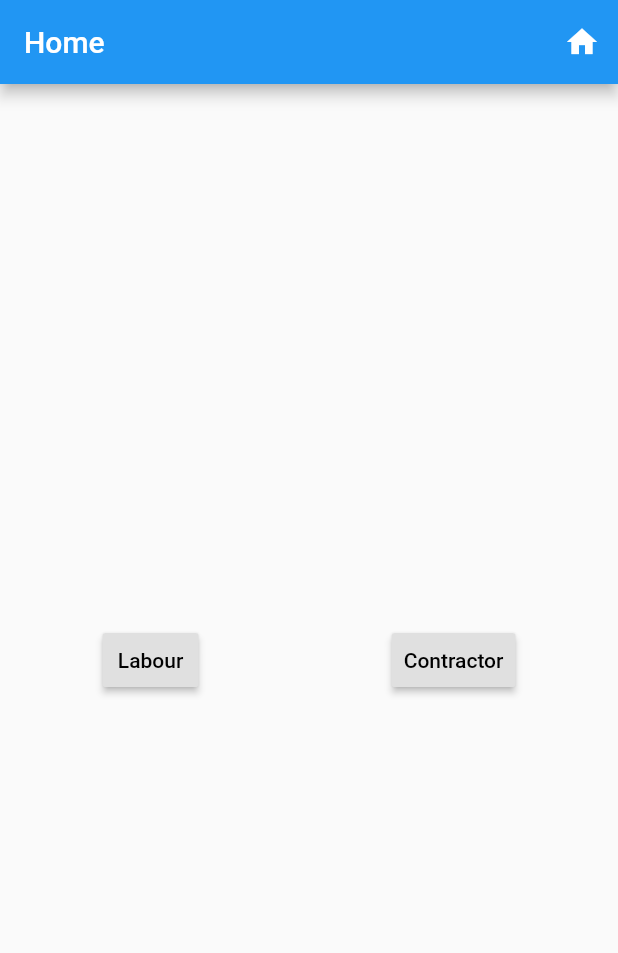
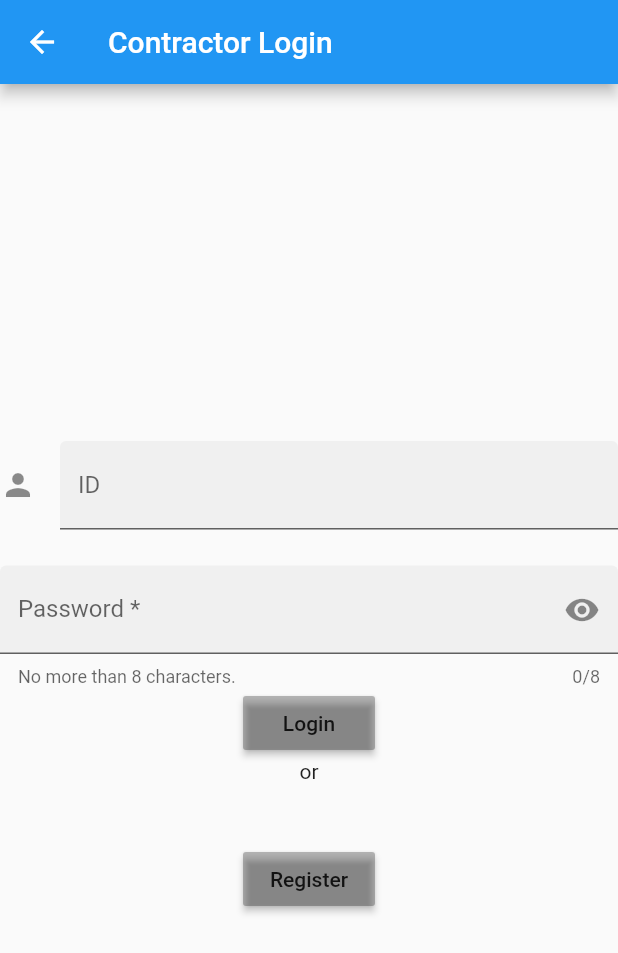
Before and after one commit to tanmay-sinha/open-innovation-rozgaar, a Flutter app: the screen it shows after launch, after a tap on "Contractor", on a phone screen of 412 x 824 dp. Shown: the top 953 px of the screen. Run offline on Flutter 3.47's test engine with Material 2 defaults, Android fonts, the phone set to English and light mode, and no system bars; network calls fail.

Commit message:
added contractor side files

```diff
--- /dev/null
+++ b/rozgaar/lib/Contractor/contractor_login.dart
@@ -0,0 +1,136 @@
+import 'package:flutter/material.dart';
+import 'package:flutter/services.dart';
+import 'contractor_reqirenments.dart';
+import 'Contractor_register.dart';
+
+class contractorLogin extends StatefulWidget {
+  @override
+  _contractorLoginState createState() => _contractorLoginState();
+}
+
+class _contractorLoginState extends State<contractorLogin> {
+  final GlobalKey<FormFieldState<String>> _passwordFieldKey =
+      new GlobalKey<FormFieldState<String>>();
+  String _id;
+  String _password;
+
+  @override
+  Widget build(BuildContext context) {
+    return Scaffold(
+      appBar: new AppBar(
+        title: Text("Contractor Login"),
+      ),
+      body: new Container(
+        child: new Column(
+            mainAxisAlignment: MainAxisAlignment.center,
+            crossAxisAlignment: CrossAxisAlignment.center,
+            children: <Widget>[
+              SizedBox(height: 24.0),
+              TextFormField(
+                decoration: InputDecoration(
+                  border: UnderlineInputBorder(),
+                  filled: true,
+                  icon: Icon(Icons.person),
+                  hintText: "Your ID",
+                  labelText: 'ID',
+                ),
+                onSaved: (String value) {
+                  this._id = value;
+                },
+              ),
+              SizedBox(
+                height: 24.0,
+              ),
+              PasswordField(
+                fieldKey: _passwordFieldKey,
+                helperText: 'No more than 8 characters.',
+                labelText: 'Password *',
+                onFieldSubmitted: (String value) {
+                  setState(() {
+                    this._password = value;
+                  });
+                },
+              ),
+              RaisedButton(
+                child: Text('Login'),
+                color: Colors.black26,
+                onPressed: () {
+                  //Navigator.pop(context);
+                  //Navigator.pop(context);
+                  Navigator.push(
+                      context,
+                      MaterialPageRoute(
+                          builder: (context) => contractor_requirenment()));
+                },
+              ),
+              Text("or"),
+              SizedBox(height: 40.0),
+              RaisedButton(
+                child: Text('Register'),
+                color: Colors.black26,
+                onPressed: () {
+                  Navigator.push(
+                      context,
+                      MaterialPageRoute(
+                          builder: (context) => contractor_registration()));
+                },
+              ),
+            ]),
+      ),
+    );
+  }
+}
+
+class PasswordField extends StatefulWidget {
+  const PasswordField({
+    this.fieldKey,
+    this.hintText,
+    this.labelText,
+    this.helperText,
+    this.onSaved,
+    this.validator,
+    this.onFieldSubmitted,
+  });
+  final Key fieldKey;
+  final String hintText;
+  final String labelText;
+  final String helperText;
+  final FormFieldSetter<String> onSaved;
+  final FormFieldValidator<String> validator;
+  final ValueChanged<String> onFieldSubmitted;
+
+  @override
+  _PasswordFieldState createState() => new _PasswordFieldState();
+}
+
+class _PasswordFieldState extends State<PasswordField> {
+  bool _obscureText = true;
+
+  @override
+  Widget build(BuildContext context) {
+    return new TextFormField(
+      key: widget.fieldKey,
+      obscureText: _obscureText,
+      maxLength: 8,
+      onSaved: widget.onSaved,
+      validator: widget.validator,
+      onFieldSubmitted: widget.onFieldSubmitted,
+      decoration: new InputDecoration(
+        border: const UnderlineInputBorder(),
+        filled: true,
+        hintText: widget.hintText,
+        labelText: widget.labelText,
+        helperText: widget.helperText,
+        suffixIcon: new GestureDetector(
+          onTap: () {
+            setState(() {
+              _obscureText = !_obscureText;
+            });
+          },
+          child:
+              new Icon(_obscureText ? Icons.visibility : Icons.visibility_off),
+        ),
+      ),
+    );
+  }
+}
--- a/rozgaar/lib/home.dart
+++ b/rozgaar/lib/home.dart
@@ -1,6 +1,6 @@
 import 'package:flutter/material.dart';
 // import 'contractor_login.dart';
-// import 'Contractor/contractor_login.dart';
+import 'Contractor/contractor_login.dart';
 import 'Labour/labour.dart';
 // import 'labour.dart';
 
@@ -33,10 +33,10 @@ class Home extends StatelessWidget {
                   RaisedButton(
                     child: Text('Contractor'),
                     onPressed: () {
-                      // Navigator.push(
-                      //     context,
-                      //     MaterialPageRoute(
-                      //         builder: (context) => contractorLogin()));
+                      Navigator.push(
+                          context,
+                          MaterialPageRoute(
+                              builder: (context) => contractorLogin()));
                     },
                   ),
                 ],
```
Also changed, not shown: rozgaar/lib/Contractor/contractor_reqirenments.dart (added, +171 -0 lines), rozgaar/lib/Contractor/resultDisplay.dart (added, +30 -0 lines).
